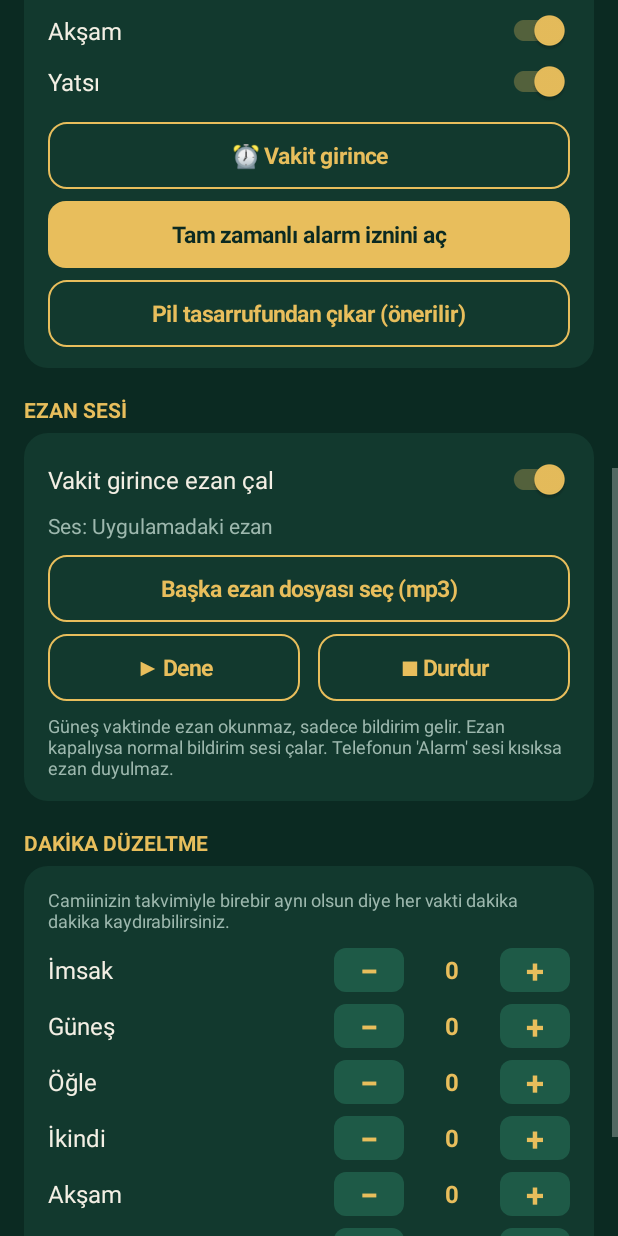
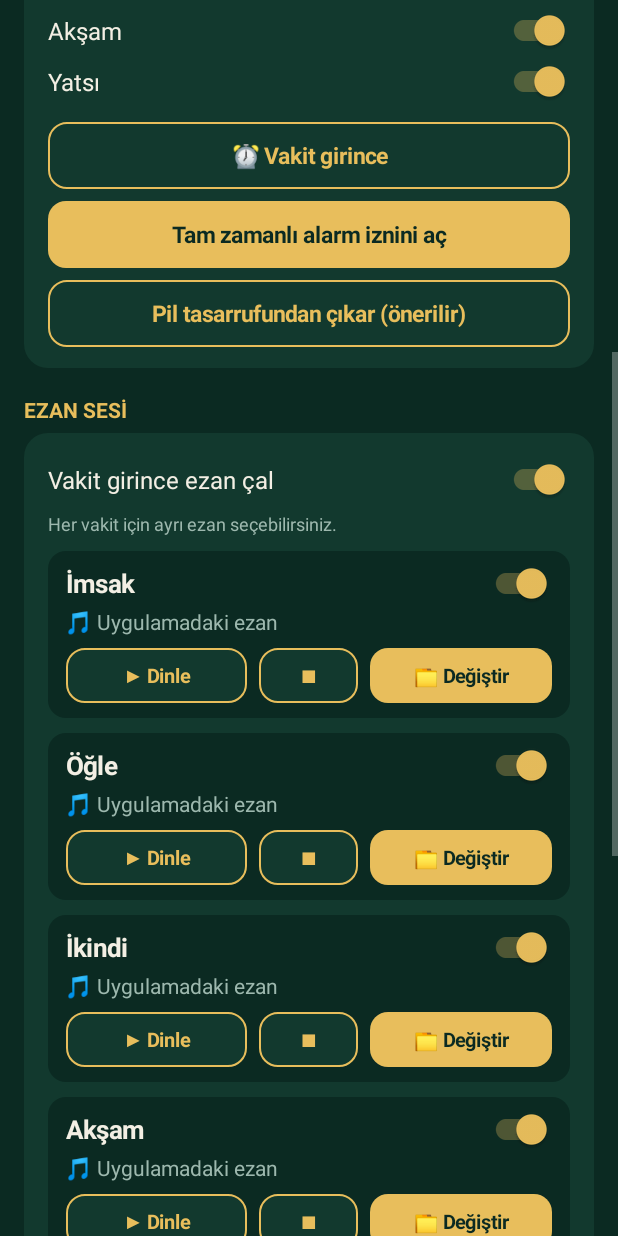
Before and after one commit to 42zengibar42-cell/namaz-vakitleri, an Android app: the SettingsActivity screen opened directly, with no data from a screen before it, scrolled down 576 dp, on a phone screen of 412 x 824 dp. Run offline under Robolectric (Android 15) with nearby library versions, the phone set to English and light mode, and no system bars.

Commit message:
Her vakit için ayrı ezan sesi
Co-Authored-By: Claude Opus 5.5 <noreply@anthropic.com>
Claude-Session: https://claude.ai/code/session_01A1QtLVaQMiz6GHwjWAegUh

```diff
--- a/app/src/main/java/com/kck/namaz/Prefs.kt
+++ b/app/src/main/java/com/kck/namaz/Prefs.kt
@@ -72,13 +72,18 @@ class Prefs(ctx: Context) {
         get() = p.getBoolean("adhan", true)
         set(v) = p.edit().putBoolean("adhan", v).apply()
 
-    var adhanUri: String?
-        get() = p.getString("adhanUri", null)
-        set(v) = p.edit().putString("adhanUri", v).apply()
+    /** Vakte özel ezan dosyası; null = uygulamadaki ezan. */
+    fun adhanUri(i: Int): String? {
+        val v = p.getString("adhanUri$i", null) ?: p.getString("adhanUri", null) // eski sürümden kalan ortak seçim
+        return if (v.isNullOrEmpty()) null else v
+    }
+    fun adhanName(i: Int): String? = if (adhanUri(i) == null) null
+        else p.getString("adhanName$i", null) ?: p.getString("adhanName", null)
+    fun setAdhanFile(i: Int, uri: String?, name: String?) =
+        p.edit().putString("adhanUri$i", uri ?: "").putString("adhanName$i", name).apply()
 
-    var adhanName: String?
-        get() = p.getString("adhanName", null)
-        set(v) = p.edit().putString("adhanName", v).apply()
+    fun adhanOn(i: Int): Boolean = p.getBoolean("adhanOn$i", true)
+    fun setAdhanOn(i: Int, v: Boolean) = p.edit().putBoolean("adhanOn$i", v).apply()
 
     fun times(date: LocalDate): LongArray {
         val c = city
--- a/app/src/main/java/com/kck/namaz/SettingsActivity.kt
+++ b/app/src/main/java/com/kck/namaz/SettingsActivity.kt
@@ -107,31 +107,56 @@ class SettingsActivity : AppCompatActivity() {
 
         // Ezan
         val ez = section(root, l.t("EZAN SESİ", "ADHAN-TON"))
-        switchRow(ez, l.t("Vakit girince ezan çal", "Adhan zur Gebetszeit abspielen"), prefs.adhan) { prefs.adhan = it }
-        ez.addView(tv(l.t("Ses: ", "Ton: ") + (prefs.adhanName ?: l.t("Uygulamadaki ezan", "Eingebauter Adhan")), 14f, C.MUTED), lp().apply { topMargin = dp(4) })
-        ez.addView(ghostButton(l.t("Başka ezan dosyası seç (mp3)", "Andere Adhan-Datei wählen (mp3)")) {
-            val i = Intent(Intent.ACTION_OPEN_DOCUMENT).addCategory(Intent.CATEGORY_OPENABLE).setType("audio/*")
-            try { startActivityForResult(i, pickAudio) } catch (e: Exception) { }
-        }, lp().apply { topMargin = dp(10) })
-        if (prefs.adhanUri != null) {
-            ez.addView(ghostButton(l.t("Uygulamadaki ezana dön", "Eingebauten Adhan nutzen")) {
-                prefs.adhanUri = null; prefs.adhanName = null; rebuild()
-            }, lp().apply { topMargin = dp(8) })
-        }
-        run {
-            val r = LinearLayout(this).apply { orientation = LinearLayout.HORIZONTAL }
-            r.addView(ghostButton("▶ " + l.t("Dene", "Testen")) {
-                startForegroundService(Intent(this, AdhanService::class.java).putExtra("idx", -1))
-            }, lp(0, LinearLayout.LayoutParams.WRAP_CONTENT, 1f).apply { rightMargin = dp(6) })
-            r.addView(ghostButton("■ " + l.t("Durdur", "Stopp")) {
-                startService(Intent(this, AdhanService::class.java).setAction("stop"))
-            }, lp(0, LinearLayout.LayoutParams.WRAP_CONTENT, 1f).apply { leftMargin = dp(6) })
-            ez.addView(r, lp().apply { topMargin = dp(8) })
+        switchRow(ez, l.t("Vakit girince ezan çal", "Adhan zur Gebetszeit abspielen"), prefs.adhan) { prefs.adhan = it; rebuild() }
+        if (prefs.adhan) {
+            ez.addView(tv(l.t("Her vakit için ayrı ezan seçebilirsiniz.", "Für jede Gebetszeit kann ein eigener Adhan gewählt werden."),
+                12f, C.MUTED), lp().apply { topMargin = dp(4) })
+            for (i in intArrayOf(0, 2, 3, 4, 5)) {
+                val box = LinearLayout(this).apply {
+                    orientation = LinearLayout.VERTICAL
+                    background = roundBg(C.BG, dp(12).toFloat())
+                    setPadding(dp(12), dp(8), dp(12), dp(10))
+                }
+                val top = LinearLayout(this).apply { orientation = LinearLayout.HORIZONTAL; gravity = Gravity.CENTER_VERTICAL }
+                top.addView(tv(l.names[i], 17f, C.TEXT, true), lp(0, LinearLayout.LayoutParams.WRAP_CONTENT, 1f))
+                top.addView(SwitchCompat(this).apply {
+                    isChecked = prefs.adhanOn(i)
+                    setOnCheckedChangeListener { _, v -> prefs.setAdhanOn(i, v); rebuild() }
+                })
+                box.addView(top, lp())
+                if (prefs.adhanOn(i)) {
+                    box.addView(tv("🎵 " + (prefs.adhanName(i) ?: l.t("Uygulamadaki ezan", "Eingebauter Adhan")), 14f, C.MUTED).apply {
+                        maxLines = 1; ellipsize = android.text.TextUtils.TruncateAt.END
+                    }, lp().apply { topMargin = dp(2) })
+                    val r = LinearLayout(this).apply { orientation = LinearLayout.HORIZONTAL }
+                    val small = { v: android.widget.TextView -> v.textSize = 13f; v.setPadding(dp(4), dp(9), dp(4), dp(9)); v }
+                    r.addView(small(ghostButton("▶ " + l.t("Dinle", "Hören")) {
+                        startForegroundService(Intent(this, AdhanService::class.java).putExtra("idx", -1).putExtra("snd", i))
+                    }), lp(0, LinearLayout.LayoutParams.WRAP_CONTENT, 1f).apply { rightMargin = dp(4) })
+                    r.addView(small(ghostButton("■") {
+                        startService(Intent(this, AdhanService::class.java).setAction("stop"))
+                    }), lp(0, LinearLayout.LayoutParams.WRAP_CONTENT, 0.55f).apply { leftMargin = dp(4); rightMargin = dp(4) })
+                    r.addView(small(button("📁 " + l.t("Değiştir", "Ändern")) {
+                        val it = Intent(Intent.ACTION_OPEN_DOCUMENT).addCategory(Intent.CATEGORY_OPENABLE).setType("audio/*")
+                        try { startActivityForResult(it, pickAudio + 100 + i) } catch (e: Exception) { }
+                    }), lp(0, LinearLayout.LayoutParams.WRAP_CONTENT, 1f).apply { leftMargin = dp(4) })
+                    box.addView(r, lp().apply { topMargin = dp(8) })
+                    if (prefs.adhanUri(i) != null) {
+                        box.addView(tv("↺ " + l.t("Uygulamadaki ezana dön", "Eingebauten Adhan nutzen"), 13f, C.GOLD).apply {
+                            setPadding(0, dp(8), 0, 0)
+                            setOnClickListener { prefs.setAdhanFile(i, null, null); rebuild() }
+                        }, lp())
+                    }
+                } else {
+                    box.addView(tv(l.t("Ezan yok, sadece bildirim", "Kein Adhan, nur Hinweis"), 13f, C.MUTED), lp())
+                }
+                ez.addView(box, lp().apply { topMargin = dp(10) })
+            }
         }
         ez.addView(tv(l.t(
             "Güneş vaktinde ezan okunmaz, sadece bildirim gelir. Ezan kapalıysa normal bildirim sesi çalar. Telefonun 'Alarm' sesi kısıksa ezan duyulmaz.",
             "Bei Sonnenaufgang gibt es keinen Adhan, nur einen Hinweis. Ist der Adhan aus, ertönt der normale Hinweiston. Die Lautstärke folgt der Wecker-Lautstärke."
-        ), 12f, C.MUTED), lp().apply { topMargin = dp(8) })
+        ), 12f, C.MUTED), lp().apply { topMargin = dp(10) })
 
         // Dakika düzeltme
         val adj = section(root, l.t("DAKİKA DÜZELTME", "MINUTEN-KORREKTUR"))
@@ -258,7 +283,8 @@ class SettingsActivity : AppCompatActivity() {
     @Deprecated("")
     override fun onActivityResult(requestCode: Int, resultCode: Int, data: Intent?) {
         super.onActivityResult(requestCode, resultCode, data)
-        if (requestCode != pickAudio || resultCode != RESULT_OK) return
+        val idx = requestCode - pickAudio - 100
+        if (idx !in 0 until PrayerCalc.COUNT || resultCode != RESULT_OK) return
         val uri = data?.data ?: return
         try { contentResolver.takePersistableUriPermission(uri, Intent.FLAG_GRANT_READ_URI_PERMISSION) } catch (e: Exception) { }
         var name = "ezan.mp3"
@@ -267,7 +293,17 @@ class SettingsActivity : AppCompatActivity() {
                 if (it.moveToFirst()) name = it.getString(0) ?: name
             }
         } catch (e: Exception) { }
-        prefs.adhanUri = uri.toString(); prefs.adhanName = name; prefs.adhan = true
+        prefs.setAdhanFile(idx, uri.toString(), name)
+        prefs.setAdhanOn(idx, true)
         rebuild()
+        val others = intArrayOf(0, 2, 3, 4, 5).filter { it != idx }
+        AlertDialog.Builder(this)
+            .setMessage(l.t("\"$name\" ${l.names[idx]} için seçildi. Diğer vakitlerde de kullanılsın mı?",
+                "\"$name\" für ${l.names[idx]} gewählt. Auch für die anderen Zeiten nutzen?"))
+            .setPositiveButton(l.t("Tüm vakitlere", "Für alle")) { _, _ ->
+                others.forEach { prefs.setAdhanFile(it, uri.toString(), name) }; rebuild()
+            }
+            .setNegativeButton(l.t("Sadece ${l.names[idx]}", "Nur ${l.names[idx]}"), null)
+            .show()
     }
 }
```
Also changed, not shown: app/src/main/java/com/kck/namaz/Alarms.kt (+4 -3 lines).
